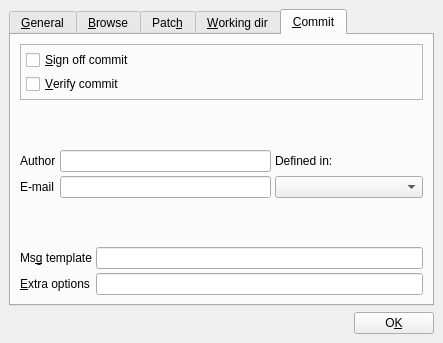
Before: the Qt Designer form src/settings.ui in tibirna/qgit, drawn with Qt 5.
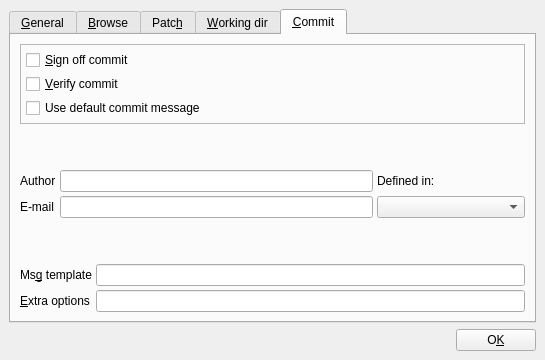
After: the same form once the commit is applied. The open tabs and pages were chosen to show the change. Icons and pictures are not drawn.

Commit message:
Added two new options to settings
* Reopen last repository on startup
* Use default commit message (pevents commit message being populated with contents of "git-status" when deactivated)
* Previous default behaviour hasn't changed (no reopen, use default)
* Also: setting focus to commit message text field on construction

```diff
--- a/src/settings.ui
+++ b/src/settings.ui
@@ -5,8 +5,8 @@
    <rect>
     <x>0</x>
     <y>0</y>
-    <width>443</width>
-    <height>343</height>
+    <width>545</width>
+    <height>360</height>
    </rect>
   </property>
   <property name="sizePolicy" >
@@ -807,6 +807,14 @@
         </layout>
        </widget>
        <widget class="QWidget" name="Commit" >
+        <property name="geometry" >
+         <rect>
+          <x>0</x>
+          <y>0</y>
+          <width>521</width>
+          <height>274</height>
+         </rect>
+        </property>
         <attribute name="title" >
          <string>&amp;Commit</string>
         </attribute>
@@ -910,6 +918,13 @@
                   </property>
                  </widget>
                 </item>
+                <item>
+                 <widget class="QCheckBox" name="checkBoxCommitUseDefMsg" >
+                  <property name="text" >
+                   <string>Use default commit message</string>
+                  </property>
+                 </widget>
+                </item>
                </layout>
               </item>
              </layout>
@@ -933,19 +948,7 @@
              <property name="leftMargin" >
               <number>0</number>
              </property>
-             <property name="topMargin" >
-              <number>0</number>
-             </property>
-             <property name="rightMargin" >
-              <number>0</number>
-             </property>
-             <property name="bottomMargin" >
-              <number>0</number>
-             </property>
-             <property name="horizontalSpacing" >
-              <number>4</number>
-             </property>
-             <property name="verticalSpacing" >
+             <property name="spacing" >
               <number>4</number>
              </property>
              <item row="0" column="2" >
@@ -1012,19 +1015,7 @@
              <property name="leftMargin" >
               <number>0</number>
              </property>
-             <property name="topMargin" >
-              <number>0</number>
-             </property>
-             <property name="rightMargin" >
-              <number>0</number>
-             </property>
-             <property name="bottomMargin" >
-              <number>0</number>
-             </property>
-             <property name="horizontalSpacing" >
-              <number>4</number>
-             </property>
-             <property name="verticalSpacing" >
+             <property name="spacing" >
               <number>4</number>
              </property>
              <item row="0" column="0" >
```
Left out of the diff: 459 changed lines with no effect on the pictures. The commit also changes 6 other files.
